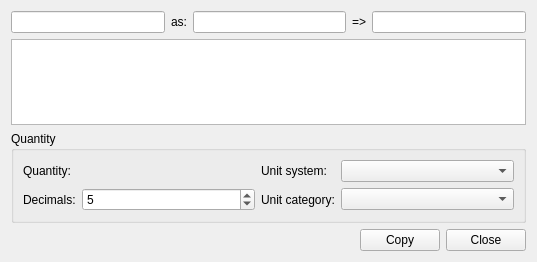
The window that src/Gui/Dialogs/DlgUnitsCalculator.ui (southseact-3d/fcd) describes before a commit, drawn with Qt 5.
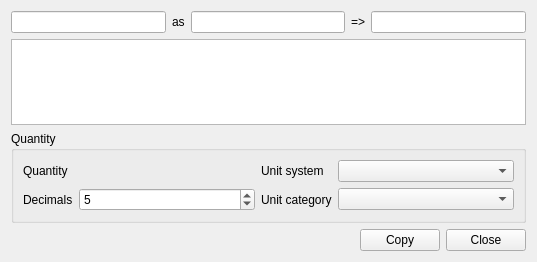
The same window after the commit. Custom widgets are drawn as their Qt base class.

```diff
--- a/src/Gui/Dialogs/DlgUnitsCalculator.ui
+++ b/src/Gui/Dialogs/DlgUnitsCalculator.ui
@@ -32,7 +32,7 @@
      <item>
       <widget class="QLabel" name="label">
        <property name="text">
-        <string>as:</string>
+        <string>as</string>
        </property>
       </widget>
      </item>
@@ -97,7 +97,7 @@
       <item row="0" column="0">
        <widget class="QLabel" name="label_3">
         <property name="text">
-         <string>Quantity:</string>
+         <string>Quantity</string>
         </property>
        </widget>
       </item>
@@ -114,7 +114,7 @@
       <item row="0" column="2">
        <widget class="QLabel" name="label_6">
         <property name="text">
-         <string>Unit system:</string>
+         <string>Unit system</string>
         </property>
        </widget>
       </item>
@@ -129,7 +129,7 @@
       <item row="1" column="0">
        <widget class="QLabel" name="label_5">
         <property name="text">
-         <string>Decimals:</string>
+         <string>Decimals</string>
         </property>
        </widget>
       </item>
@@ -152,7 +152,7 @@
       <item row="1" column="2">
        <widget class="QLabel" name="label_4">
         <property name="text">
-         <string>Unit category:</string>
+         <string>Unit category</string>
         </property>
        </widget>
       </item>
```
Left out of the diff: 12 changed lines with no effect on the pictures.
